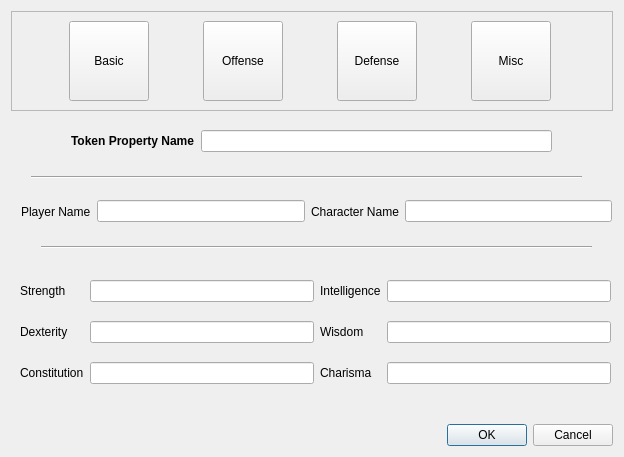
The window that ui/propertiesDialog.ui (dcernach/hl2mt-next) describes before a commit, drawn with Qt 5.
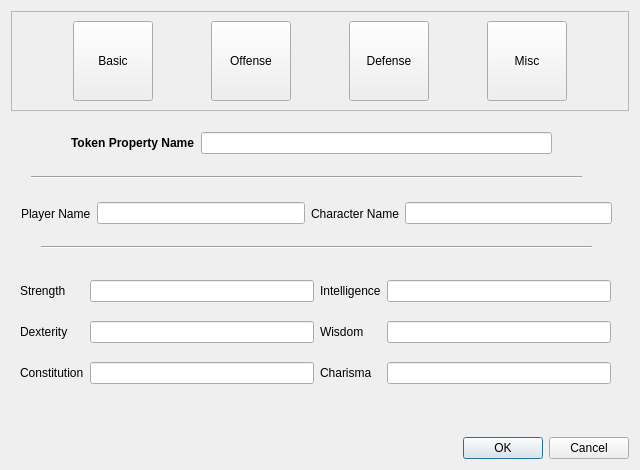
The same window after the commit. The open tabs and pages were chosen to show the change. Icons and pictures are not drawn.

```diff
--- a/ui/propertiesDialog.ui
+++ b/ui/propertiesDialog.ui
@@ -6,20 +6,20 @@
    <rect>
     <x>0</x>
     <y>0</y>
-    <width>624</width>
-    <height>457</height>
+    <width>640</width>
+    <height>470</height>
    </rect>
   </property>
   <property name="minimumSize">
    <size>
-    <width>624</width>
-    <height>457</height>
+    <width>640</width>
+    <height>470</height>
    </size>
   </property>
   <property name="maximumSize">
    <size>
-    <width>624</width>
-    <height>457</height>
+    <width>640</width>
+    <height>470</height>
    </size>
   </property>
   <property name="windowTitle">
@@ -182,16 +182,6 @@
      </layout>
     </widget>
    </item>
-   <item row="2" column="1">
-    <widget class="QDialogButtonBox" name="buttonBox">
-     <property name="layoutDirection">
-      <enum>Qt::LeftToRight</enum>
-     </property>
-     <property name="standardButtons">
-      <set>QDialogButtonBox::Cancel|QDialogButtonBox::Ok</set>
-     </property>
-    </widget>
-   </item>
    <item row="1" column="0" colspan="2">
     <widget class="QStackedWidget" name="stackedWidget">
      <property name="minimumSize">
@@ -302,13 +292,13 @@
         <enum>Qt::Horizontal</enum>
        </property>
       </widget>
-      <widget class="QWidget" name="">
+      <widget class="QWidget" name="layoutWidget">
        <property name="geometry">
         <rect>
          <x>60</x>
          <y>10</y>
          <width>481</width>
-         <height>29</height>
+         <height>33</height>
         </rect>
        </property>
        <layout class="QHBoxLayout" name="horizontalLayout">
@@ -330,13 +320,13 @@
         </item>
        </layout>
       </widget>
-      <widget class="QWidget" name="">
+      <widget class="QWidget" name="layoutWidget">
        <property name="geometry">
         <rect>
          <x>10</x>
          <y>80</y>
          <width>591</width>
-         <height>29</height>
+         <height>33</height>
         </rect>
        </property>
        <layout class="QHBoxLayout" name="horizontalLayout_2">
@@ -624,6 +614,16 @@
      </widget>
     </widget>
    </item>
+   <item row="2" column="1">
+    <widget class="QDialogButtonBox" name="buttonBox">
+     <property name="orientation">
+      <enum>Qt::Horizontal</enum>
+     </property>
+     <property name="standardButtons">
+      <set>QDialogButtonBox::Cancel|QDialogButtonBox::Ok</set>
+     </property>
+    </widget>
+   </item>
   </layout>
  </widget>
  <tabstops>
```
Left out of the diff: 29 changed lines with no effect on the pictures.
